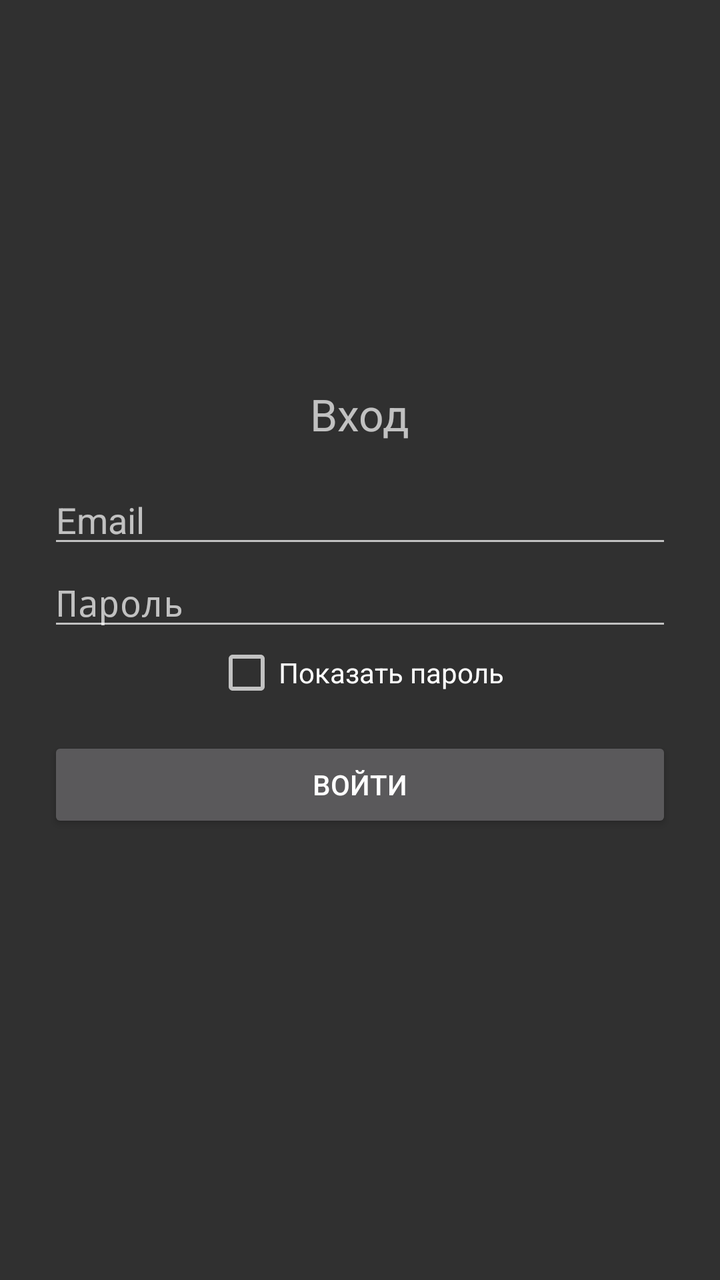
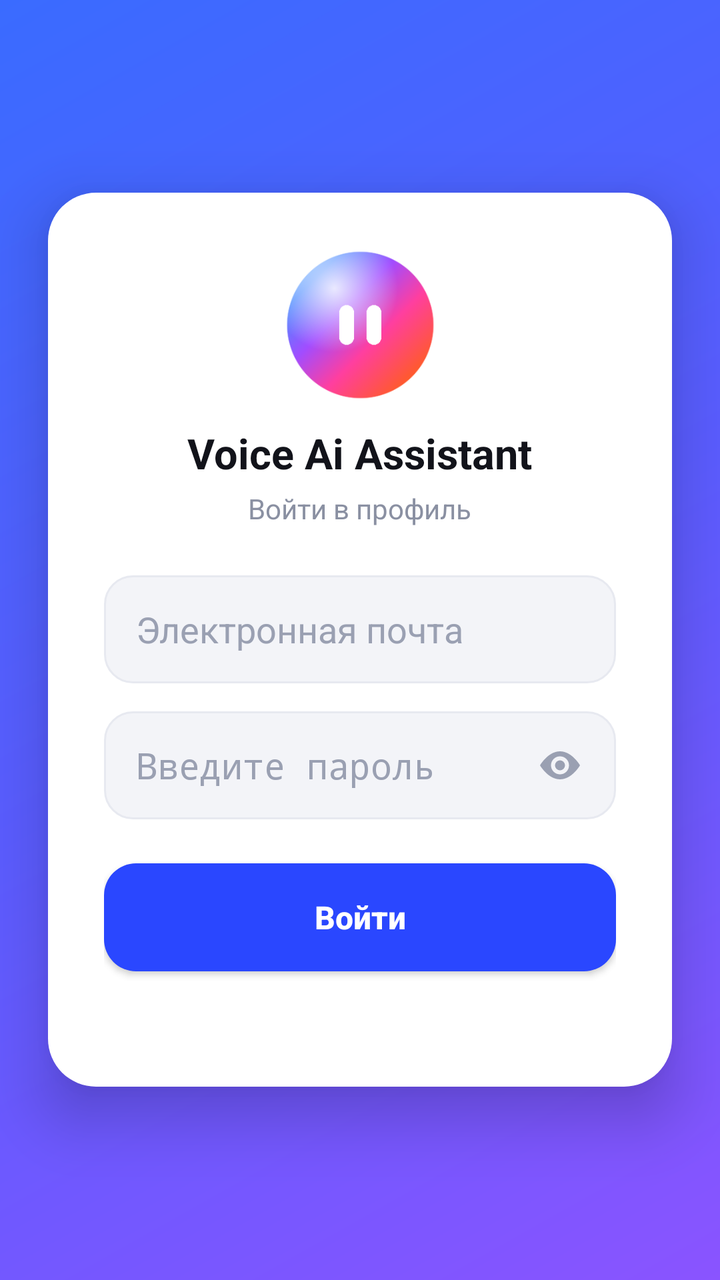

An Android layout rendered at two revisions. The XML below is the earlier revision; the diff shows what the commit changed to produce the second picture.
<!-- AndroidManifest.xml: application theme android:Theme.Material.NoActionBar -->
<!-- res/layout/activity_login.xml -->
<?xml version="1.0" encoding="utf-8"?>
<LinearLayout xmlns:android="http://schemas.android.com/apk/res/android"
    android:layout_width="match_parent"
    android:layout_height="match_parent"
    android:orientation="vertical"
    android:gravity="center"
    android:padding="24dp">

    <TextView
        android:layout_width="wrap_content"
        android:layout_height="wrap_content"
        android:text="Вход"
        android:textSize="22sp"
        android:layout_marginBottom="16dp" />

    <EditText
        android:id="@+id/email"
        android:layout_width="match_parent"
        android:layout_height="wrap_content"
        android:hint="Email"
        android:inputType="textEmailAddress" />

    <EditText
        android:id="@+id/password"
        android:layout_width="match_parent"
        android:layout_height="wrap_content"
        android:hint="Пароль"
        android:inputType="textPassword" />

    <CheckBox
        android:id="@+id/showPass"
        android:layout_width="wrap_content"
        android:layout_height="wrap_content"
        android:text="Показать пароль" />

    <Button
        android:id="@+id/btnLogin"
        android:layout_width="match_parent"
        android:layout_height="wrap_content"
        android:layout_marginTop="16dp"
        android:text="Войти" />

    <TextView
        android:id="@+id/status"
        android:layout_width="match_parent"
        android:layout_height="wrap_content"
        android:layout_marginTop="12dp"
        android:textColor="#B00020" />
</LinearLayout>
<!-- resources referenced by this layout -->
<resources>

</resources>

<!-- the commit's change to res/layout/activity_login.xml (unified diff, before → after) -->
@@ -1,49 +1,103 @@
 <?xml version="1.0" encoding="utf-8"?>
-<LinearLayout xmlns:android="http://schemas.android.com/apk/res/android"
+<FrameLayout xmlns:android="http://schemas.android.com/apk/res/android"
     android:layout_width="match_parent"
     android:layout_height="match_parent"
-    android:orientation="vertical"
-    android:gravity="center"
-    android:padding="24dp">
+    android:background="@drawable/bg_login">
 
-    <TextView
-        android:layout_width="wrap_content"
-        android:layout_height="wrap_content"
-        android:text="Вход"
-        android:textSize="22sp"
-        android:layout_marginBottom="16dp" />
-
-    <EditText
-        android:id="@+id/email"
+    <LinearLayout
         android:layout_width="match_parent"
         android:layout_height="wrap_content"
-        android:hint="Email"
-        android:inputType="textEmailAddress" />
+        android:layout_gravity="center"
+        android:layout_margin="24dp"
+        android:orientation="vertical"
+        android:gravity="center_horizontal"
+        android:background="@drawable/card_bg"
+        android:elevation="18dp"
+        android:padding="28dp">
 
-    <EditText
-        android:id="@+id/password"
-        android:layout_width="match_parent"
-        android:layout_height="wrap_content"
-        android:hint="Пароль"
-        android:inputType="textPassword" />
+        <ImageView
+            android:layout_width="76dp"
+            android:layout_height="76dp"
+            android:src="@drawable/orb_logo"
+            android:contentDescription="@string/app_name" />
 
-    <CheckBox
-        android:id="@+id/showPass"
-        android:layout_width="wrap_content"
-        android:layout_height="wrap_content"
-        android:text="Показать пароль" />
+        <TextView
+            android:layout_width="wrap_content"
+            android:layout_height="wrap_content"
+            android:text="@string/app_name"
+            android:textColor="#12131A"
+            android:textSize="21sp"
+            android:textStyle="bold"
+            android:layout_marginTop="12dp" />
 
-    <Button
-        android:id="@+id/btnLogin"
-        android:layout_width="match_parent"
-        android:layout_height="wrap_content"
-        android:layout_marginTop="16dp"
-        android:text="Войти" />
+        <TextView
+            android:layout_width="wrap_content"
+            android:layout_height="wrap_content"
+            android:text="Войти в профиль"
+            android:textColor="#8A90A2"
+            android:textSize="14sp"
+            android:layout_marginTop="4dp"
+            android:layout_marginBottom="24dp" />
 
-    <TextView
-        android:id="@+id/status"
-        android:layout_width="match_parent"
-        android:layout_height="wrap_content"
-        android:layout_marginTop="12dp"
-        android:textColor="#B00020" />
-</LinearLayout>
+        <EditText
+            android:id="@+id/email"
+            android:layout_width="match_parent"
+            android:layout_height="54dp"
+            android:background="@drawable/input_bg"
+            android:hint="Электронная почта"
+            android:textColorHint="#9AA0B2"
+            android:textColor="#12131A"
+            android:inputType="textEmailAddress"
+            android:paddingStart="16dp"
+            android:paddingEnd="16dp" />
+
+        <FrameLayout
+            android:layout_width="match_parent"
+            android:layout_height="54dp"
+            android:layout_marginTop="14dp">
+
+            <EditText
+                android:id="@+id/password"
+                android:layout_width="match_parent"
+                android:layout_height="match_parent"
+                android:background="@drawable/input_bg"
+                android:hint="Введите пароль"
+                android:textColorHint="#9AA0B2"
+                android:textColor="#12131A"
+                android:inputType="textPassword"
+                android:paddingStart="16dp"
+                android:paddingEnd="52dp" />
+
+            <ImageView
+                android:id="@+id/eye"
+                android:layout_width="24dp"
+                android:layout_height="24dp"
+                android:layout_gravity="end|center_vertical"
+                android:layout_marginEnd="16dp"
+                android:src="@drawable/ic_eye"
+                android:clickable="true"
+                android:focusable="true"
+                android:contentDescription="show password" />
+        </FrameLayout>
+
+        <Button
+            android:id="@+id/btnLogin"
+            android:layout_width="match_parent"
+            android:layout_height="54dp"
+            android:layout_marginTop="22dp"
+            android:background="@drawable/btn_bg"
+            android:text="Войти"
+            android:textAllCaps="false"
+            android:textColor="#FFFFFF"
+            android:textSize="16sp"
+            android:textStyle="bold" />
+
+        <TextView
+            android:id="@+id/status"
+            android:layout_width="match_parent"
+            android:layout_height="wrap_content"
+            android:layout_marginTop="12dp"
+            android:textColor="#C0392B"
+            android:textSize="13sp" />
+    </LinearLayout>
+</FrameLayout>
<!-- resource entries referenced after the edit -->
@@ -1,5 +1,42 @@
 <!-- resources referenced by this layout -->
 <resources>
-
+  <!-- drawable bg_login (drawable) -->
+  <?xml version="1.0" encoding="utf-8"?>
+  <shape xmlns:android="http://schemas.android.com/apk/res/android">
+      <gradient
+          android:type="linear"
+          android:angle="315"
+          android:startColor="#3A6BFF"
+          android:centerColor="#5A5CFF"
+          android:endColor="#8A54FF" />
+  </shape>
+  <!-- drawable btn_bg (drawable) -->
+  <?xml version="1.0" encoding="utf-8"?>
+  <shape xmlns:android="http://schemas.android.com/apk/res/android">
+      <solid android:color="#2A47FF" />
+      <corners android:radius="16dp" />
+  </shape>
+  <!-- drawable card_bg (drawable) -->
+  <?xml version="1.0" encoding="utf-8"?>
+  <shape xmlns:android="http://schemas.android.com/apk/res/android">
+      <solid android:color="#FFFFFF" />
+      <corners android:radius="24dp" />
+  </shape>
+  <!-- drawable ic_eye (drawable) -->
+  <vector xmlns:android="http://schemas.android.com/apk/res/android"
+      android:width="24dp" android:height="24dp"
+      android:viewportWidth="24" android:viewportHeight="24">
+      <path android:fillColor="#9AA0B2"
+          android:pathData="M12,5C6,5 2,12 2,12s4,7 10,7 10,-7 10,-7 -4,-7 -10,-7zM12,16.5A4.5,4.5 0,1 1,12 7.5a4.5,4.5 0,0 1,0 9zM12,9.5A2.5,2.5 0,1 0,12 14.5a2.5,2.5 0,0 0,0 -5z" />
+  </vector>
+  <!-- drawable input_bg (drawable) -->
+  <?xml version="1.0" encoding="utf-8"?>
+  <shape xmlns:android="http://schemas.android.com/apk/res/android">
+      <solid android:color="#F3F4F8" />
+      <corners android:radius="14dp" />
+      <stroke android:width="1dp" android:color="#E7E9F0" />
+  </shape>
+  <!-- drawable orb_logo: png bitmap (drawable-nodpi, 20878 bytes) -->
+  <string name="app_name">Voice Ai Assistant</string>
 </resources>
 
